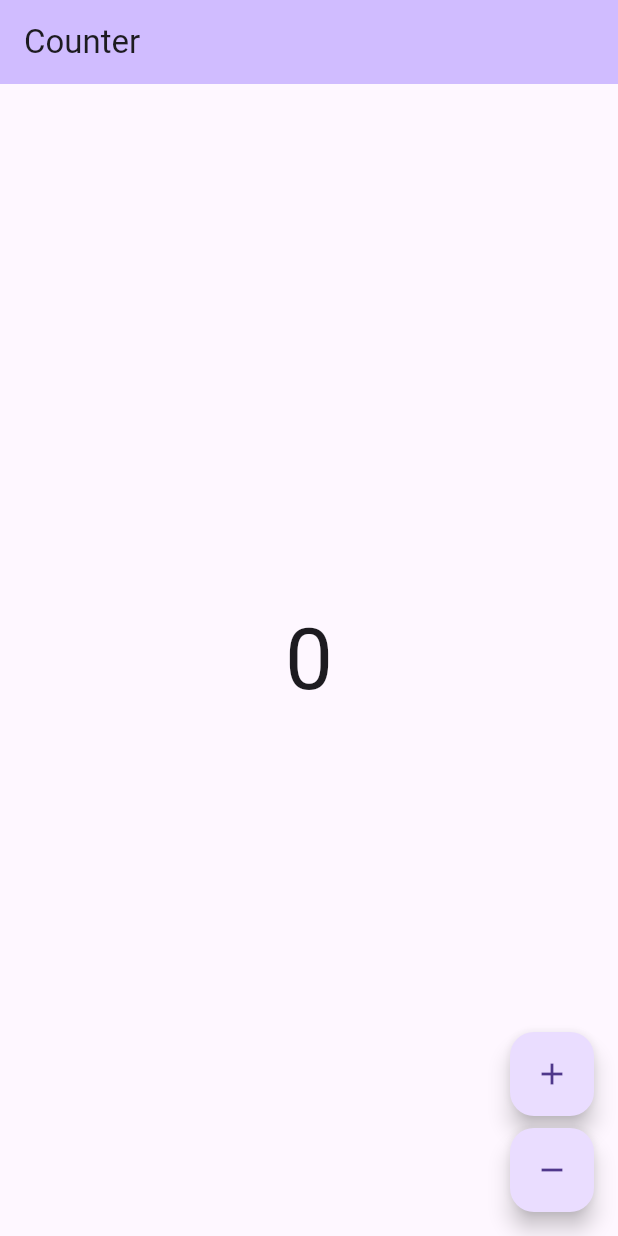
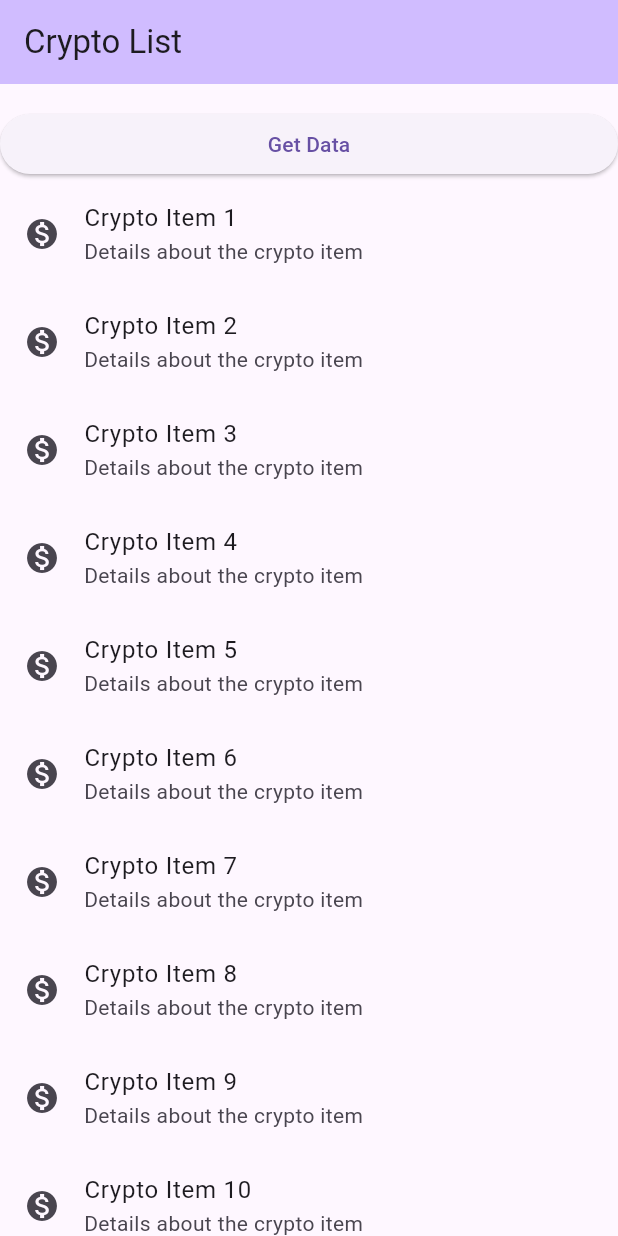
Before and after one commit to Rahat-Iqbal-git/vector, a Flutter app: the screen it shows after launch, on a phone screen of 412 x 824 dp. Run offline on Flutter 3.47's test engine with Material 3 defaults, Android fonts, the phone set to English and light mode, and no system bars; our stand-ins replace bloc, equatable, flutter_bloc.

Commit message:
add a crypto list view

```diff
--- a/apps/vector/lib/app/view/app.dart
+++ b/apps/vector/lib/app/view/app.dart
@@ -1,5 +1,6 @@
 import 'package:flutter/material.dart';
 import 'package:vector/counter/counter.dart';
+import 'package:vector/crypto/view/crypto_list_view.dart';
 import 'package:vector/l10n/l10n.dart';
 
 class App extends StatelessWidget {
@@ -16,7 +17,7 @@ class App extends StatelessWidget {
       ),
       localizationsDelegates: AppLocalizations.localizationsDelegates,
       supportedLocales: AppLocalizations.supportedLocales,
-      home: const CounterPage(),
+      home: const CryptoListView(),
     );
   }
 }
--- /dev/null
+++ b/apps/vector/lib/crypto/view/crypto_list_view.dart
@@ -0,0 +1,38 @@
+import 'package:flutter/material.dart';
+
+class CryptoListView extends StatelessWidget {
+  const CryptoListView({super.key});
+
+  @override
+  Widget build(BuildContext context) {
+    return Scaffold(
+      appBar: AppBar(
+        title: const Text('Crypto List'),
+      ),
+      body: ListView(
+        shrinkWrap: true,
+        children: [
+          const SizedBox(height: 16),
+          ElevatedButton(
+            onPressed: () {
+              //
+            },
+            child: const Text('Get Data'),
+          ),
+          ListView.builder(
+            shrinkWrap: true,
+            physics: const NeverScrollableScrollPhysics(),
+            itemCount: 20,
+            itemBuilder: (context, index) {
+              return ListTile(
+                leading: const Icon(Icons.monetization_on),
+                title: Text('Crypto Item ${index + 1}'),
+                subtitle: const Text('Details about the crypto item'),
+              );
+            },
+          ),
+        ],
+      ),
+    );
+  }
+}
```
